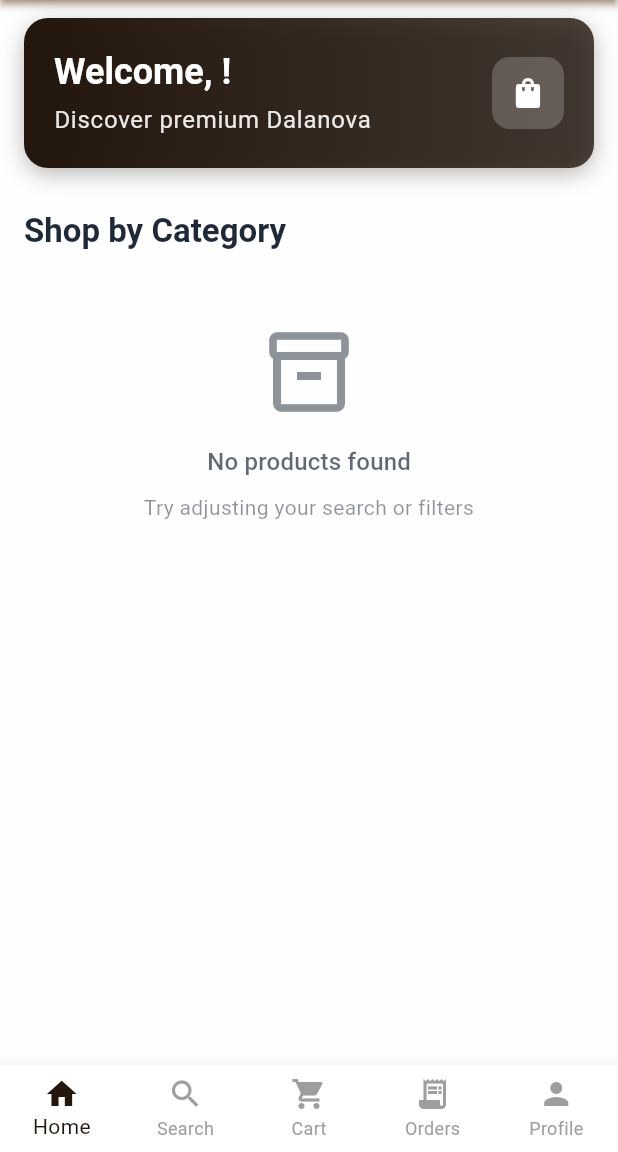
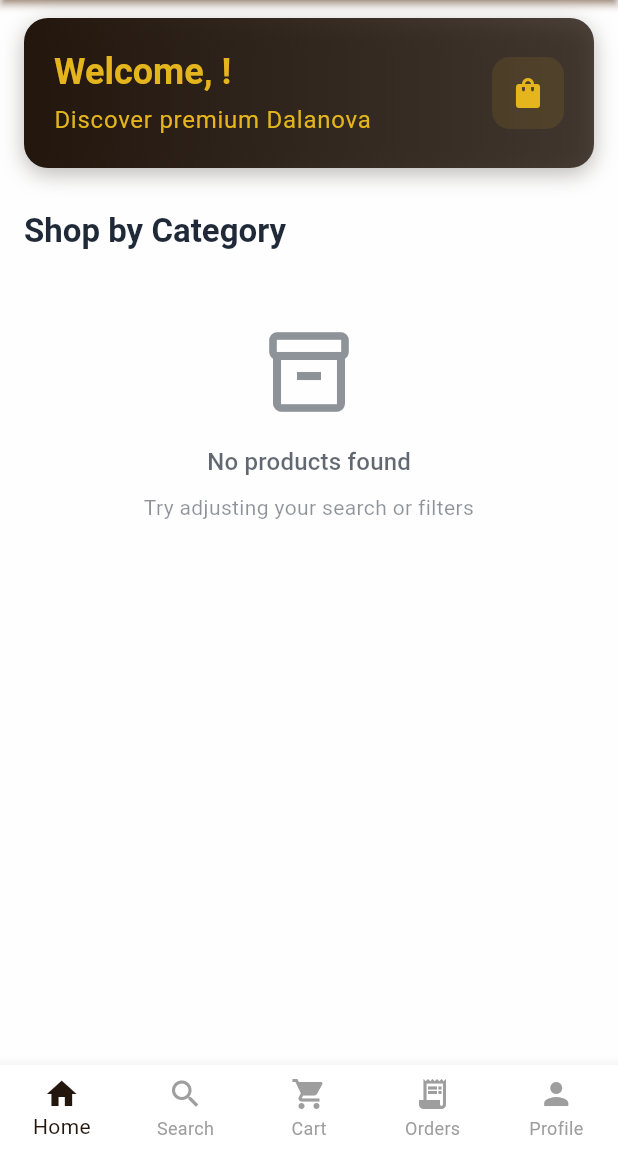
Before and after one commit to frostextreme11/DVEcommerceFLutterKilo, a Flutter app: the HomeScreen screen opened by its route, on a phone screen of 412 x 824 dp, the part 84-1236 px from its top. Run offline on Flutter 3.47's test engine with Material 3 defaults, Android fonts, the phone set to English and light mode, and no system bars; our stand-ins replace cached_network_image, firebase_core, firebase_messaging, flutter_local_notifications, go_router, google_sign_in and 6 more; accounts and stored records are empty.

Commit message:
Update Theme and Refresh
category refresh fix
luxury theme update

```diff
--- a/lib/screens/home/home_screen.dart
+++ b/lib/screens/home/home_screen.dart
@@ -23,6 +23,7 @@
 
 class _HomeScreenState extends State<HomeScreen> {
   int _selectedIndex = 0;
+  DateTime? _lastCategoryRefresh;
 
   static const List<Widget> _widgetOptions = <Widget>[
     HomeContent(),
@@ -36,6 +37,27 @@
     setState(() {
       _selectedIndex = index;
     });
+
+    // Refresh categories when home tab is selected
+    if (index == 0) {
+      _refreshCategoriesIfNeeded();
+    }
+  }
+
+  void _refreshCategoriesIfNeeded() {
+    final productsProvider = Provider.of<ProductsProvider>(
+      context,
+      listen: false,
+    );
+
+    // Only refresh if it's been more than 30 seconds since last refresh
+    // or if this is the first time
+    final now = DateTime.now();
+    if (_lastCategoryRefresh == null ||
+        now.difference(_lastCategoryRefresh!) > const Duration(seconds: 30)) {
+      _lastCategoryRefresh = now;
+      productsProvider.refreshCategories();
+    }
   }
 
   @override
@@ -197,6 +219,8 @@
   Widget build(BuildContext context) {
     final productsProvider = Provider.of<ProductsProvider>(context);
     final authProvider = Provider.of<AuthProvider>(context);
+    final themeProvider = Provider.of<ThemeProvider>(context, listen: false);
+    final isLuxury = themeProvider.currentAppTheme == AppTheme.luxury;
 
     return RefreshIndicator(
       onRefresh: () async {
@@ -246,7 +270,14 @@
                               'Welcome${authProvider.userProfile?['full_name'] != null ? ', ${authProvider.userProfile!['full_name'].split(' ').first}' : ''}!',
                               style: Theme.of(context).textTheme.headlineSmall
                                   ?.copyWith(
-                                    color: Colors.white,
+                                    color: isLuxury
+                                        ? const Color.fromARGB(
+                                            255,
+                                            228,
+                                            181,
+                                            29,
+                                          )
+                                        : Colors.white,
                                     fontWeight: FontWeight.bold,
                                   ),
                             ),
@@ -255,7 +286,14 @@
                               'Discover premium Dalanova',
                               style: Theme.of(context).textTheme.bodyLarge
                                   ?.copyWith(
-                                    color: Colors.white.withValues(alpha: 0.9),
+                                    color: isLuxury
+                                        ? const Color.fromARGB(
+                                            255,
+                                            228,
+                                            181,
+                                            29,
+                                          )
+                                        : Colors.white.withValues(alpha: 0.9),
                                   ),
                             ),
                           ],
@@ -264,12 +302,21 @@
                       Container(
                         padding: const EdgeInsets.all(12),
                         decoration: BoxDecoration(
-                          color: Colors.white.withValues(alpha: 0.2),
+                          color: isLuxury
+                              ? const Color.fromARGB(
+                                  255,
+                                  228,
+                                  181,
+                                  29,
+                                ).withValues(alpha: 0.1)
+                              : Colors.white.withValues(alpha: 0.2),
                           borderRadius: BorderRadius.circular(12),
                         ),
-                        child: const Icon(
+                        child: Icon(
                           Icons.shopping_bag,
-                          color: Colors.white,
+                          color: isLuxury
+                              ? Color.fromARGB(255, 228, 181, 29)
+                              : Colors.white,
                           size: 24,
                         ),
                       ),
@@ -279,45 +326,6 @@
               ),
             ),
           ),
-
-          // Quick Stats
-          // SliverToBoxAdapter(
-          //   child: Container(
-          //     alignment: Alignment.center,
-          //     margin: const EdgeInsets.symmetric(horizontal: 16, vertical: 8),
-          //     child: SingleChildScrollView(
-          //       scrollDirection: Axis.horizontal,
-          //       child: Row(
-          //         mainAxisSize: MainAxisSize.min,
-          //         children: [
-          //           _buildQuickStat(
-          //             context,
-          //             '${productsProvider.products.length}',
-          //             'Products',
-          //             Icons.inventory,
-          //             Colors.blue,
-          //           ),
-          //           const SizedBox(width: 12),
-          //           _buildQuickStat(
-          //             context,
-          //             '${productsProvider.discountedProducts.length}',
-          //             'On Sale',
-          //             Icons.discount,
-          //             Colors.red,
-          //           ),
-          //           const SizedBox(width: 12),
-          //           _buildQuickStat(
-          //             context,
-          //             '${productsProvider.categories.length}',
-          //             'Categories',
-          //             Icons.category,
-          //             Colors.green,
-          //           ),
-          //         ],
-          //       ),
-          //     ),
-          //   ),
-          // ),
 
           // Categories Section
           SliverToBoxAdapter(
```
